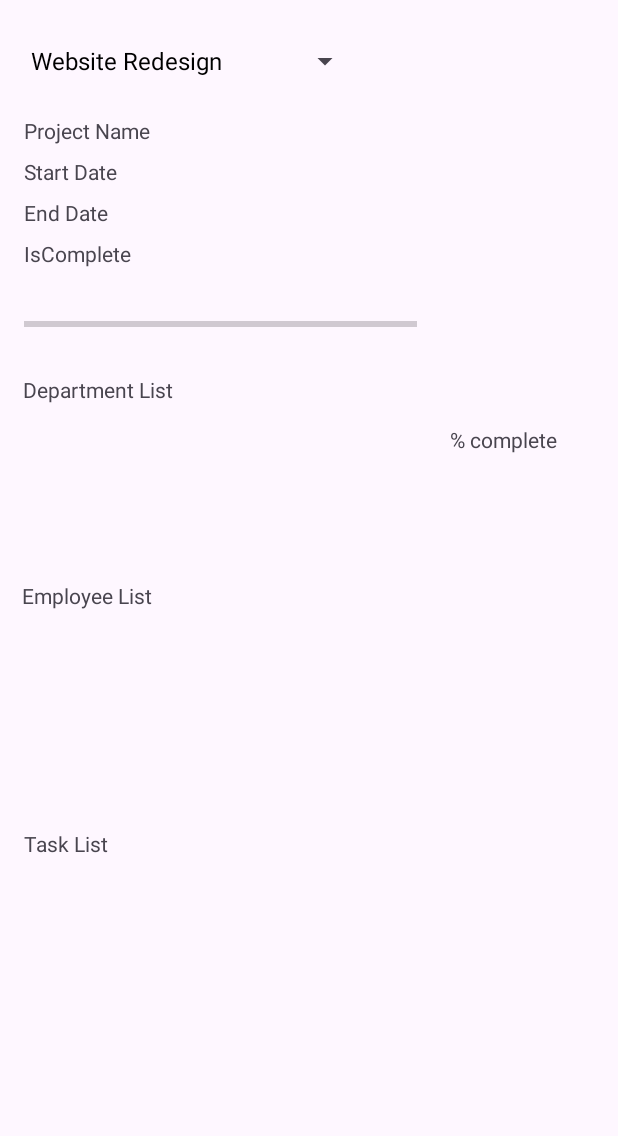
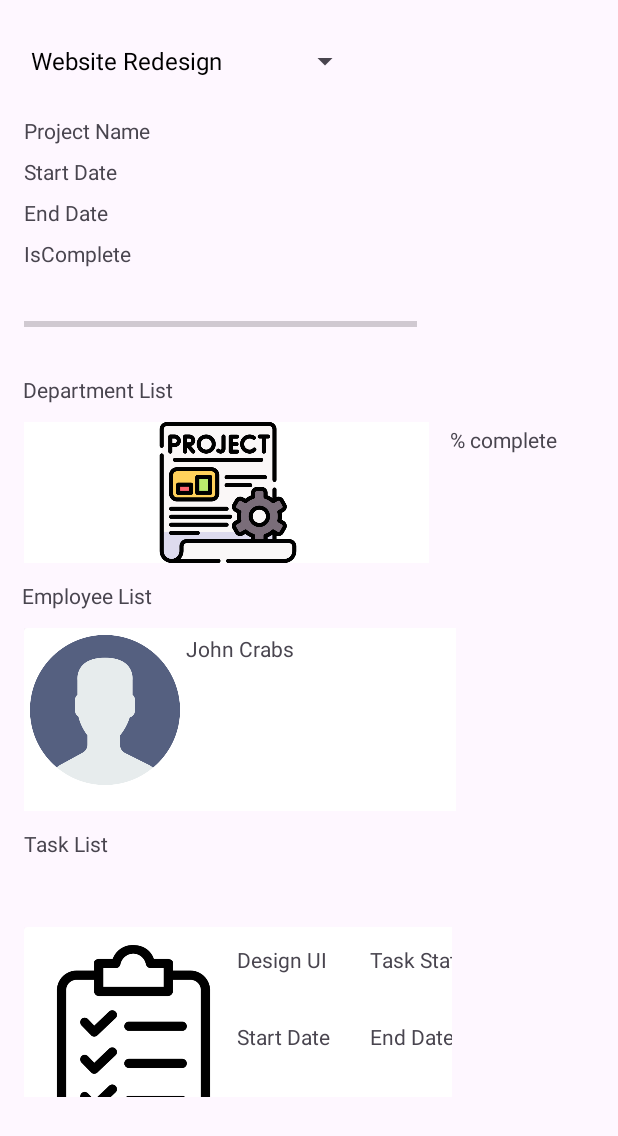
Before and after one commit to definetelynothacker/EMSadmin, an Android app: the ProjectActivity screen opened directly, with no data from a screen before it, on a phone screen of 412 x 824 dp. Shown: the top 1136 px of the screen. Run offline under Robolectric (Android 15) with nearby library versions, the phone set to English and light mode, and no system bars.

Commit message:
just adding default list as recycle views so that can display. will soon add default data to display

```diff
--- a/app/src/main/java/com/example/emsadmin/ProjectActivity.kt
+++ b/app/src/main/java/com/example/emsadmin/ProjectActivity.kt
@@ -9,16 +9,25 @@ import androidx.activity.enableEdgeToEdge
 import androidx.appcompat.app.AppCompatActivity
 import androidx.core.view.ViewCompat
 import androidx.core.view.WindowInsetsCompat
+import androidx.recyclerview.widget.LinearLayoutManager
+import androidx.recyclerview.widget.RecyclerView
 
 class ProjectActivity : AppCompatActivity(){
 
     private lateinit var spinnerProjects: Spinner
+    private lateinit var rcvDepartmentsThatContainProject: RecyclerView
+    private lateinit var rcvEmployeesInProject: RecyclerView
+    private lateinit var rcvTaskListInProject: RecyclerView
 
-    override fun onCreate(savedInstanceState: Bundle?) {
+    private lateinit var temporaryDepList: MutableList<Department>
+    private lateinit var temporaryEmpList: MutableList<Employee>
+    private lateinit var temporaryTaskList: MutableList<Task>
+
+    override fun onCreate(savedInstanceState: Bundle?){
         super.onCreate(savedInstanceState)
         enableEdgeToEdge()
         setContentView(R.layout.activity_project)
-        ViewCompat.setOnApplyWindowInsetsListener(findViewById(R.id.main)) { v, insets ->
+        ViewCompat.setOnApplyWindowInsetsListener(findViewById(R.id.main)){ v, insets ->
             val systemBars = insets.getInsets(WindowInsetsCompat.Type.systemBars())
             v.setPadding(systemBars.left, systemBars.top, systemBars.right, systemBars.bottom)
             insets
@@ -35,5 +44,22 @@ class ProjectActivity : AppCompatActivity(){
             override fun onNothingSelected(parent: AdapterView<*>?){
             }
         }
+        rcvDepartmentsThatContainProject = findViewById(R.id.rcvDepartmentsThatContainProject)
+        temporaryDepList = DepartmentManager.getDepartmentList()
+        val adapterDep = DepartmentAdapter(temporaryDepList)
+        rcvDepartmentsThatContainProject.adapter = adapterDep
+        rcvDepartmentsThatContainProject.layoutManager = LinearLayoutManager(this)
+
+        rcvEmployeesInProject = findViewById(R.id.rcvEmployeeListInProject)
+        temporaryEmpList = EmployeeManager.getEmployeeList()
+        val adapterEmp = EmployeeAdapter(temporaryEmpList)
+        rcvEmployeesInProject.adapter = adapterEmp
+        rcvEmployeesInProject.layoutManager = LinearLayoutManager(this)
+
+        rcvTaskListInProject = findViewById(R.id.rcvTaskListInProject)
+        temporaryTaskList = TaskManager.getTaskList()
+        val adapterTask = TaskAdapter(temporaryTaskList)
+        rcvTaskListInProject.adapter = adapterTask
+        rcvTaskListInProject.layoutManager = LinearLayoutManager(this)
     }
 }
--- /dev/null
+++ b/app/src/main/java/com/example/emsadmin/TaskAdapter.kt
@@ -0,0 +1,52 @@
+package com.example.emsadmin
+
+import android.content.Intent
+import android.view.LayoutInflater
+import android.view.ViewGroup
+import android.widget.ImageView
+import android.widget.TextView
+import androidx.recyclerview.widget.RecyclerView
+
+class TaskAdapter(private val taskList: MutableList<Task>):
+    RecyclerView.Adapter<TaskAdapter.ViewHolder>(){
+
+
+    inner class ViewHolder(itemView: android.view.View): RecyclerView.ViewHolder(itemView){
+        val tvTaskNameAdapter: TextView = itemView.findViewById(R.id.tvTaskNameAdapter)
+        val imageViewTaskAdapter: ImageView = itemView.findViewById(R.id.imageViewTaskAdapter)
+
+        init{
+            itemView.setOnClickListener{
+                val position = adapterPosition
+                val clickedDepartment = taskList[position]
+
+                val intent = Intent(itemView.context, DepartmentActivity::class.java)
+
+                itemView.context.startActivity(intent)
+            }
+        }
+
+    }
+    override fun onCreateViewHolder(parent: ViewGroup, viewType: Int): TaskAdapter.ViewHolder {
+        val view = LayoutInflater.from(parent.context)
+            .inflate(R.layout.task_recycle_view, parent, false)
+        return ViewHolder(view)
+    }
+
+    override fun onBindViewHolder(holder: TaskAdapter.ViewHolder, position: Int) {
+        val task = taskList[position]
+        holder.tvTaskNameAdapter.text = task.getTaskName()
+        holder.imageViewTaskAdapter.setImageResource(R.drawable.task_icon)
+    }
+
+    override fun getItemCount(): Int {
+        return taskList.size
+    }
+    fun updateTaskList(newList: MutableList<Task>){
+        taskList.clear()
+        val posStart = taskList.size-1
+        val posEnd = newList.size-1
+        taskList.addAll(newList)
+        notifyItemRangeChanged(posStart, posEnd)
+    }
+}
--- a/app/src/main/res/layout/activity_project.xml
+++ b/app/src/main/res/layout/activity_project.xml
@@ -95,7 +95,7 @@
         app:layout_constraintTop_toBottomOf="@+id/progressBar" />
 
     <androidx.recyclerview.widget.RecyclerView
-        android:id="@+id/rcvIndividualProjectEmployeeList"
+        android:id="@+id/rcvDepartmentsThatContainProject"
         android:layout_width="270dp"
         android:layout_height="94dp"
         android:layout_marginTop="12dp"
@@ -113,10 +113,10 @@
         app:layout_constraintEnd_toEndOf="parent"
         app:layout_constraintHorizontal_bias="0.045"
         app:layout_constraintStart_toStartOf="parent"
-        app:layout_constraintTop_toBottomOf="@+id/rcvIndividualProjectEmployeeList" />
+        app:layout_constraintTop_toBottomOf="@+id/rcvDepartmentsThatContainProject" />
 
     <androidx.recyclerview.widget.RecyclerView
-        android:id="@+id/recyclerView3"
+        android:id="@+id/rcvEmployeeListInProject"
         android:layout_width="288dp"
         android:layout_height="122dp"
         android:layout_marginTop="12dp"
@@ -134,9 +134,10 @@
         app:layout_constraintEnd_toEndOf="parent"
         app:layout_constraintHorizontal_bias="0.045"
         app:layout_constraintStart_toStartOf="parent"
-        app:layout_constraintTop_toBottomOf="@+id/recyclerView3" />
+        app:layout_constraintTop_toBottomOf="@+id/rcvEmployeeListInProject" />
 
     <androidx.recyclerview.widget.RecyclerView
+        android:id="@+id/rcvTaskListInProject"
         android:layout_width="285dp"
         android:layout_height="113dp"
         app:layout_constraintBottom_toBottomOf="parent"
--- a/app/src/main/res/layout/employee_recycle_view.xml
+++ b/app/src/main/res/layout/employee_recycle_view.xml
@@ -21,29 +21,29 @@
             android:layout_height="match_parent">
 
             <ImageView
-                android:id="@+id/imageViewProject"
-                android:layout_width="130dp"
-                android:layout_height="130dp"
-                android:layout_marginStart="16dp"
-                android:contentDescription="Employee image"
+                android:id="@+id/imageViewTaskAdapter"
+                android:layout_width="100dp"
+                android:layout_height="100dp"
+                android:layout_marginStart="4dp"
+                android:contentDescription="@string/employee_image"
                 app:layout_constraintBottom_toBottomOf="parent"
                 app:layout_constraintStart_toStartOf="parent"
                 app:layout_constraintTop_toTopOf="parent"
-                app:layout_constraintVertical_bias="0.1"
+                app:layout_constraintVertical_bias="0.033"
                 app:srcCompat="@drawable/employee_default_logo" />
 
             <TextView
-                android:id="@+id/tvEmployeeNameAdapter"
+                android:id="@+id/tvTaskNameAdapter"
                 android:layout_width="wrap_content"
                 android:layout_height="wrap_content"
                 android:layout_marginStart="4dp"
-                android:text="Employee name"
+                android:text="@string/employee_name"
                 app:layout_constraintBottom_toBottomOf="parent"
                 app:layout_constraintEnd_toEndOf="parent"
-                app:layout_constraintHorizontal_bias="0.264"
-                app:layout_constraintStart_toEndOf="@+id/imageViewProject"
+                app:layout_constraintHorizontal_bias="0.0"
+                app:layout_constraintStart_toEndOf="@+id/imageViewTaskAdapter"
                 app:layout_constraintTop_toTopOf="parent"
-                app:layout_constraintVertical_bias="0.069" />
+                app:layout_constraintVertical_bias="0.017" />
 
         </androidx.constraintlayout.widget.ConstraintLayout>
     </androidx.cardview.widget.CardView>
--- /dev/null
+++ b/app/src/main/res/layout/task_recycle_view.xml
@@ -0,0 +1,78 @@
+<?xml version="1.0" encoding="utf-8"?>
+<androidx.constraintlayout.widget.ConstraintLayout xmlns:android="http://schemas.android.com/apk/res/android"
+    xmlns:app="http://schemas.android.com/apk/res-auto"
+    xmlns:tools="http://schemas.android.com/tools"
+    android:layout_width="match_parent"
+    android:layout_height="match_parent">
+
+    <androidx.cardview.widget.CardView
+        android:layout_width="375dp"
+        android:layout_height="250dp"
+        android:background="#FFFFFF"
+        app:layout_constraintBottom_toBottomOf="parent"
+        app:layout_constraintEnd_toEndOf="parent"
+        app:layout_constraintHorizontal_bias="0.0"
+        app:layout_constraintStart_toStartOf="parent"
+        app:layout_constraintTop_toTopOf="parent"
+        app:layout_constraintVertical_bias="0.0">
+
+        <androidx.constraintlayout.widget.ConstraintLayout
+            android:layout_width="match_parent"
+            android:layout_height="match_parent">
+
+            <ImageView
+                android:id="@+id/imageViewTaskAdapter"
+                android:layout_width="130dp"
+                android:layout_height="130dp"
+                android:layout_marginStart="8dp"
+                android:layout_marginTop="12dp"
+                android:contentDescription="@string/project_image"
+                app:layout_constraintStart_toStartOf="parent"
+                app:layout_constraintTop_toTopOf="parent"
+                app:srcCompat="@drawable/task_icon" />
+
+            <TextView
+                android:id="@+id/tvTaskNameAdapter"
+                android:layout_width="wrap_content"
+                android:layout_height="wrap_content"
+                android:layout_marginStart="4dp"
+                android:layout_marginTop="12dp"
+                android:text="@string/task_name"
+                app:layout_constraintStart_toEndOf="@+id/imageViewTaskAdapter"
+                app:layout_constraintTop_toTopOf="parent" />
+
+            <TextView
+                android:id="@+id/tvTaskEndDateAdapter"
+                android:layout_width="wrap_content"
+                android:layout_height="wrap_content"
+                android:layout_marginTop="32dp"
+                android:text="@string/end_date"
+                app:layout_constraintStart_toEndOf="@+id/tvTaskStartDateAdapter"
+                app:layout_constraintStart_toStartOf="@+id/tvTaskStatusAdapter"
+                app:layout_constraintTop_toBottomOf="@+id/tvTaskStatusAdapter" />
+
+            <TextView
+                android:id="@+id/tvTaskStartDateAdapter"
+                android:layout_width="wrap_content"
+                android:layout_height="wrap_content"
+                android:layout_marginTop="32dp"
+                android:text="@string/startdate"
+                app:layout_constraintStart_toStartOf="@+id/tvTaskNameAdapter"
+                app:layout_constraintTop_toBottomOf="@+id/tvTaskNameAdapter" />
+
+            <TextView
+                android:id="@+id/tvTaskStatusAdapter"
+                android:layout_width="wrap_content"
+                android:layout_height="wrap_content"
+                android:layout_marginTop="12dp"
+                android:layout_marginEnd="16dp"
+                android:text="@string/task_status"
+                app:layout_constraintEnd_toEndOf="parent"
+                app:layout_constraintHorizontal_bias="0.34"
+                app:layout_constraintStart_toEndOf="@+id/tvTaskNameAdapter"
+                app:layout_constraintTop_toTopOf="parent" />
+
+        </androidx.constraintlayout.widget.ConstraintLayout>
+    </androidx.cardview.widget.CardView>
+
+</androidx.constraintlayout.widget.ConstraintLayout>
--- a/app/src/main/res/values/strings.xml
+++ b/app/src/main/res/values/strings.xml
@@ -21,4 +21,9 @@
     <string name="project_status">Project Status</string>
     <string name="departmentname">Department Name</string>
     <string name="image_button_description">Image_button_description</string>
+    <string name="project_image">project image</string>
+    <string name="task_name">Task Name</string>
+    <string name="task_status">Task Status</string>
+    <string name="employee_name">Employee name</string>
+    <string name="employee_image">Employee image</string>
 </resources>
```
Also changed, not shown: app/src/main/java/com/example/emsadmin/DepartmentActivity.kt (+43 -16 lines), app/src/main/java/com/example/emsadmin/EmployeeAdapter.kt (+8 -1 lines), app/src/main/java/com/example/emsadmin/ProjectAdapter.kt (+12 -5 lines), app/src/main/res/layout/activity_department.xml (+13 -12 lines), app/src/main/res/layout/project_recycle_view.xml (+15 -15 lines), app/src/main/res/drawable/task_icon.png (added).
